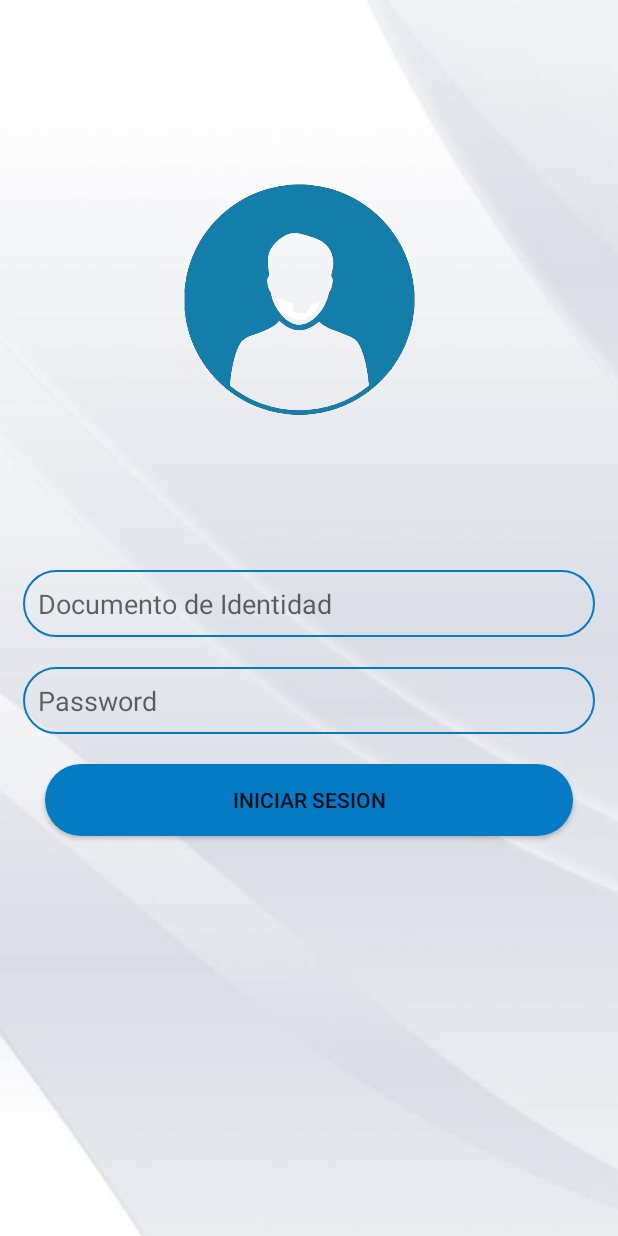
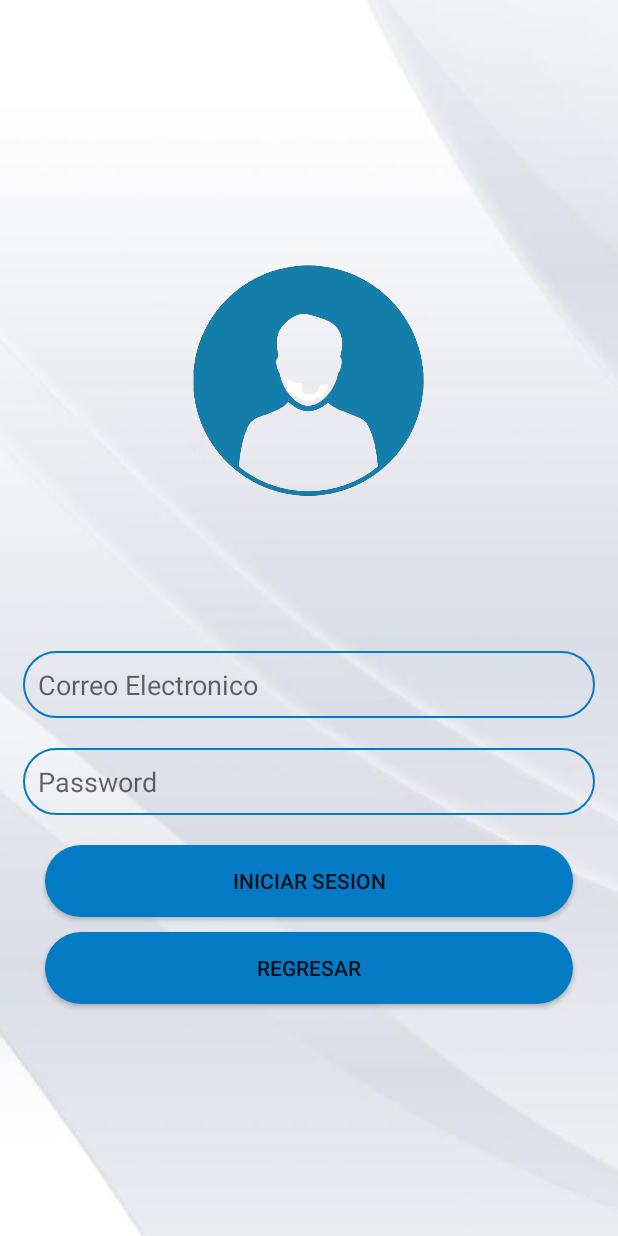
Before and after one commit to NicolasDuranGarces/Android-1, an Android app: the Login screen opened directly, with no data from a screen before it, on a phone screen of 412 x 824 dp. Run offline under Robolectric (Android 15) with nearby library versions, the phone set to English and light mode, and no system bars.

Commit message:
Correcion Pos De Imágenes con LinearVertical

```diff
--- a/Proyectos_Institucionales/app/src/main/res/layout/activity_login.xml
+++ b/Proyectos_Institucionales/app/src/main/res/layout/activity_login.xml
@@ -20,34 +20,33 @@
         android:id="@+id/linearVertical"
         android:layout_width="match_parent"
         android:layout_height="match_parent"
-        android:orientation="vertical">
+        android:orientation="vertical"
+        android:gravity="center">
 
 
         <ImageView
             android:layout_width="200dp"
             android:layout_height="200dp"
-            android:src="@drawable/userprofile"
+
             android:scaleType="center"
-            android:layout_marginLeft="100dp"
-            android:layout_marginTop="100dp"/>
+            android:src="@drawable/userprofile" />
 
         <EditText
             android:id="@+id/txtCedula"
             android:layout_width="match_parent"
             android:layout_height="wrap_content"
+            android:layout_marginLeft="15dp"
+            android:layout_marginTop="80dp"
+            android:layout_marginRight="15dp"
+            android:layout_marginBottom="10dp"
+            android:autofillHints=""
+            android:background="@drawable/input"
             android:ems="10"
-            android:hint="@string/documento_de_identidad"
+            android:hint="Correo Electronico"
             android:inputType="textPersonName"
-            android:autofillHints=""
-            android:layout_marginBottom="10dp"
-            android:layout_marginTop="80dp"
-            android:layout_marginLeft="15dp"
-            android:layout_marginRight="15dp"
-            android:background="@drawable/input"
+            android:padding="10dp"
             android:paddingLeft="10dp"
-            android:paddingRight="10dp"
-            android:padding="10dp"
-            />
+            android:paddingRight="10dp" />
 
         <EditText
             android:id="@+id/txtPassword"
@@ -71,14 +70,23 @@
             android:id="@+id/btnIniciar"
             android:layout_width="match_parent"
             android:layout_height="wrap_content"
-            android:text="@string/iniciar_sesion"
+            android:layout_marginLeft="30dp"
+            android:layout_marginTop="10dp"
+            android:layout_marginRight="30dp"
             android:background="@drawable/btn_redondeado_blanco"
+            android:onClick="iniciar"
+            android:text="@string/iniciar_sesion" />
+
+        <Button
+            android:id="@+id/btnRegresar"
+            android:layout_width="match_parent"
+            android:layout_height="wrap_content"
+            android:layout_marginLeft="30dp"
             android:layout_marginTop="10dp"
-            android:layout_marginLeft="30dp"
             android:layout_marginRight="30dp"
-
-
-            />
+            android:background="@drawable/btn_redondeado_blanco"
+            android:onClick="regresar"
+            android:text="Regresar" />
 
 
     </LinearLayout>
```
Also changed, not shown: Proyectos_Institucionales/app/src/main/java/com/jose/proyectos_institucionales/Login.java (+12 -0 lines), Proyectos_Institucionales/app/src/main/java/com/jose/proyectos_institucionales/MainActivity.java (+13 -0 lines), Proyectos_Institucionales/app/src/main/java/com/jose/proyectos_institucionales/RegistroUsuario.java (+13 -0 lines), Proyectos_Institucionales/app/src/main/res/layout/activity_main.xml (+8 -8 lines), Proyectos_Institucionales/app/src/main/res/layout/activity_registro_usuario.xml (+26 -13 lines).
